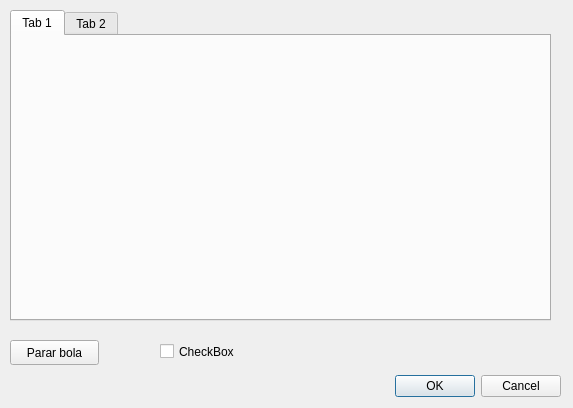
Above: dcontrolbolas.ui from Crespuig/bolas before the change. Below: the same form after it.
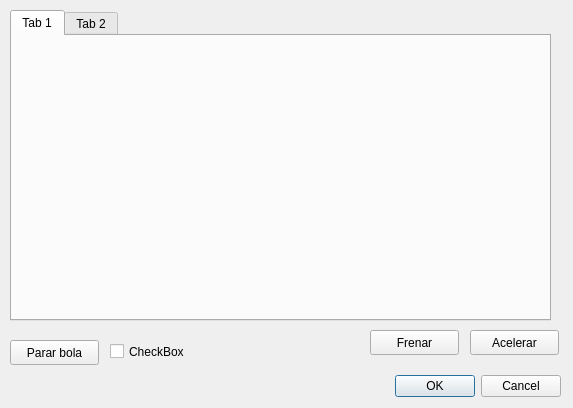
That is the form after the change.

Commit message: acelerar y frenar acabado

```diff
--- a/dcontrolbolas.ui
+++ b/dcontrolbolas.ui
@@ -65,7 +65,7 @@
   <widget class="QCheckBox" name="checkTodas">
    <property name="geometry">
     <rect>
-     <x>160</x>
+     <x>110</x>
      <y>340</y>
      <width>92</width>
      <height>23</height>
@@ -75,6 +75,32 @@
     <string>CheckBox</string>
    </property>
   </widget>
+  <widget class="QPushButton" name="botonAcelerar">
+   <property name="geometry">
+    <rect>
+     <x>470</x>
+     <y>330</y>
+     <width>89</width>
+     <height>25</height>
+    </rect>
+   </property>
+   <property name="text">
+    <string>Acelerar</string>
+   </property>
+  </widget>
+  <widget class="QPushButton" name="botonFrenar">
+   <property name="geometry">
+    <rect>
+     <x>370</x>
+     <y>330</y>
+     <width>89</width>
+     <height>25</height>
+    </rect>
+   </property>
+   <property name="text">
+    <string>Frenar</string>
+   </property>
+  </widget>
  </widget>
  <resources/>
  <connections>
```
The commit also changes 29 other files.
